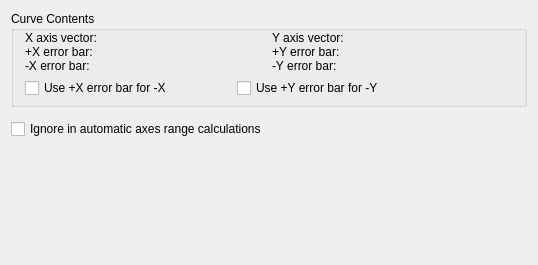
Kst-plot/kst, file src/libkstapp/curvetab.ui: the form before one commit.
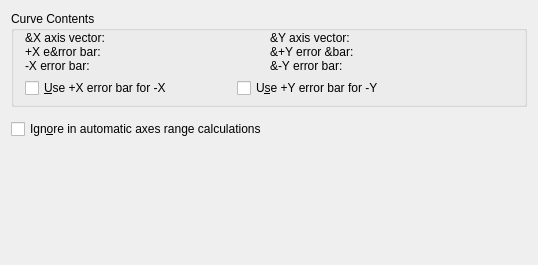
The form after the commit. Custom widgets are drawn as their Qt base class.

Diff of the .ui file:
```diff
--- a/src/libkstapp/curvetab.ui
+++ b/src/libkstapp/curvetab.ui
@@ -34,7 +34,7 @@
          </sizepolicy>
         </property>
         <property name="text" >
-         <string>X axis vector:</string>
+         <string>&amp;X axis vector:</string>
         </property>
         <property name="wordWrap" >
          <bool>false</bool>
@@ -53,7 +53,7 @@
          </sizepolicy>
         </property>
         <property name="text" >
-         <string>Y axis vector:</string>
+         <string>&amp;Y axis vector:</string>
         </property>
         <property name="wordWrap" >
          <bool>false</bool>
@@ -72,7 +72,7 @@
          </sizepolicy>
         </property>
         <property name="text" >
-         <string>+X error bar:</string>
+         <string>+X e&amp;rror bar:</string>
         </property>
         <property name="wordWrap" >
          <bool>false</bool>
@@ -91,7 +91,7 @@
          </sizepolicy>
         </property>
         <property name="text" >
-         <string>+Y error bar:</string>
+         <string>&amp;+Y error &amp;bar:</string>
         </property>
         <property name="wordWrap" >
          <bool>false</bool>
@@ -129,7 +129,7 @@
          </sizepolicy>
         </property>
         <property name="text" >
-         <string>-Y error bar:</string>
+         <string>&amp;-Y error bar:</string>
         </property>
         <property name="wordWrap" >
          <bool>false</bool>
@@ -144,14 +144,14 @@
         <item>
          <widget class="QCheckBox" name="_xMinusSameAsPlus" >
           <property name="text" >
-           <string>Use +X error bar for -X</string>
+           <string>&amp;Use +X error bar for -X</string>
           </property>
          </widget>
         </item>
         <item>
          <widget class="QCheckBox" name="_yMinusSameAsPlus" >
           <property name="text" >
-           <string>Use +Y error bar for -Y</string>
+           <string>U&amp;se +Y error bar for -Y</string>
           </property>
          </widget>
         </item>
@@ -186,7 +186,7 @@
        <item>
         <widget class="QCheckBox" name="_ignoreAutoScale" >
          <property name="text" >
-          <string>Ignore in automatic axes range calculations</string>
+          <string>Ign&amp;ore in automatic axes range calculations</string>
          </property>
         </widget>
        </item>
```
Left out of the diff: 8 changed lines with no effect on the pictures.
